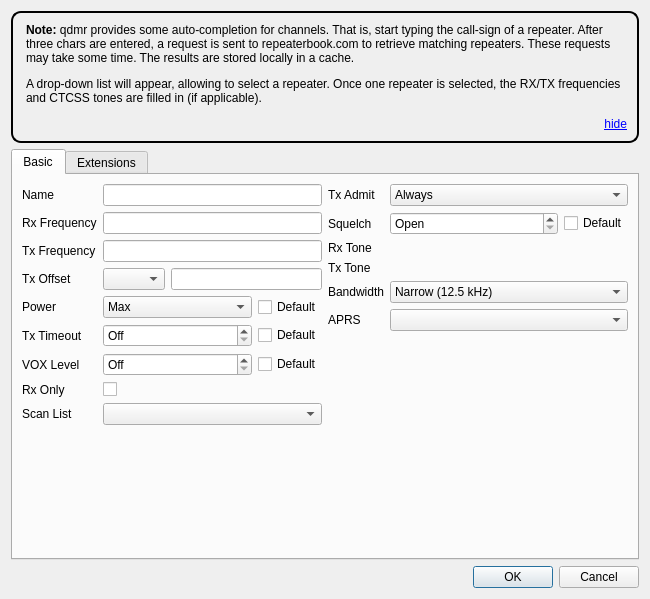
This is src/analogchanneldialog.ui in hmatuschek/qdmr as Qt 5 draws it before an edit. The edited form follows.
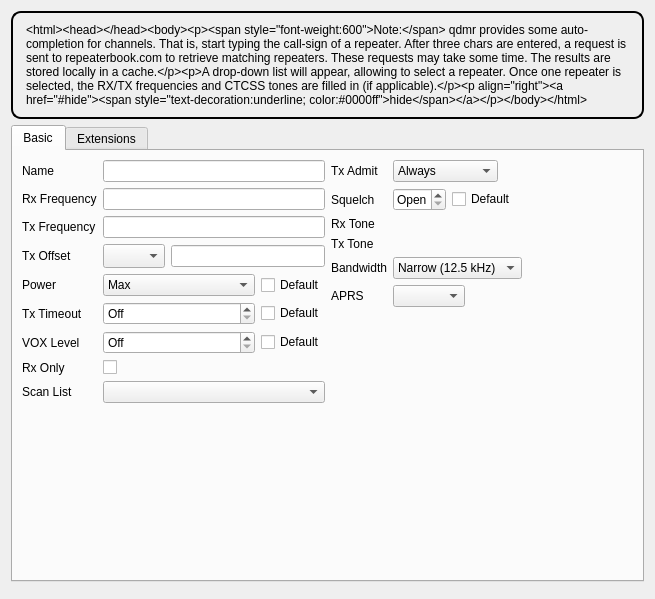
This is the edited form. Custom widgets are drawn as their Qt base class.

Commit message:
Cleanup of channel frequency offset UI. (#688)
Disable offset line edit, if simplex is selected.

Patch:
```diff
--- a/src/analogchanneldialog.ui
+++ b/src/analogchanneldialog.ui
@@ -6,7 +6,7 @@
    <rect>
     <x>0</x>
     <y>0</y>
-    <width>650</width>
+    <width>655</width>
     <height>599</height>
    </rect>
   </property>
@@ -29,7 +29,7 @@
       <string>&lt;html&gt;&lt;head/&gt;&lt;body&gt;&lt;p&gt;&lt;span style=&quot; font-weight:600;&quot;&gt;Note:&lt;/span&gt; qdmr provides some auto-completion for channels. That is, start typing the call-sign of a repeater. After three chars are entered, a request is sent to repeaterbook.com to retrieve matching repeaters. These requests may take some time. The results are stored locally in a cache.&lt;/p&gt;&lt;p&gt;A drop-down list will appear, allowing to select a repeater. Once one repeater is selected, the RX/TX frequencies and CTCSS tones are filled in (if applicable).&lt;/p&gt;&lt;p align=&quot;right&quot;&gt;&lt;a href=&quot;#hide&quot;&gt;&lt;span style=&quot; text-decoration: underline; color:#0000ff;&quot;&gt;hide&lt;/span&gt;&lt;/a&gt;&lt;/p&gt;&lt;/body&gt;&lt;/html&gt;</string>
      </property>
      <property name="textFormat">
-      <enum>Qt::TextFormat::RichText</enum>
+      <enum>Qt::PlainText</enum>
      </property>
      <property name="wordWrap">
       <bool>true</bool>
@@ -96,6 +96,12 @@
           <layout class="QHBoxLayout" name="horizontalLayout_3">
            <item>
             <widget class="QComboBox" name="offsetComboBox">
+             <property name="sizePolicy">
+              <sizepolicy hsizetype="Minimum" vsizetype="Fixed">
+               <horstretch>0</horstretch>
+               <verstretch>0</verstretch>
+              </sizepolicy>
+             </property>
              <property name="minimumSize">
               <size>
                <width>62</width>
@@ -114,6 +120,12 @@
              <property name="currentIndex">
               <number>-1</number>
              </property>
+             <property name="sizeAdjustPolicy">
+              <enum>QComboBox::AdjustToMinimumContentsLengthWithIcon</enum>
+             </property>
+             <property name="placeholderText">
+              <string notr="true"/>
+             </property>
             </widget>
            </item>
            <item>
@@ -284,7 +296,7 @@
           <enum>QLayout::SizeConstraint::SetDefaultConstraint</enum>
          </property>
          <property name="fieldGrowthPolicy">
-          <enum>QFormLayout::FieldGrowthPolicy::AllNonFixedFieldsGrow</enum>
+          <enum>QFormLayout::FieldsStayAtSizeHint</enum>
          </property>
          <item row="0" column="0">
           <widget class="QLabel" name="txAdmitLabel">
@@ -448,11 +460,8 @@
    </item>
    <item>
     <widget class="QDialogButtonBox" name="buttonBox">
-     <property name="orientation">
-      <enum>Qt::Orientation::Horizontal</enum>
-     </property>
      <property name="standardButtons">
-      <set>QDialogButtonBox::StandardButton::Cancel|QDialogButtonBox::StandardButton::Ok</set>
+      <set>QDialogButtonBox::NoButton</set>
      </property>
     </widget>
    </item>
```
Left out of the diff: 4 changed lines with no effect on the pictures. The commit also changes 6 other files.
